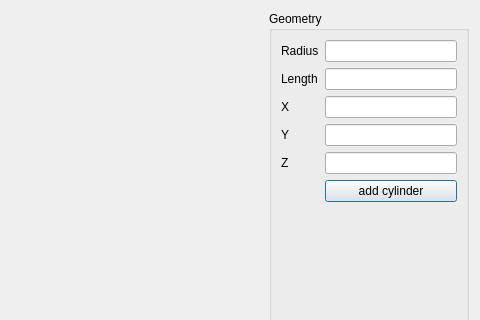
This is ui/cyldialog.ui in ScreamingUdder/Qt3D-Examples as Qt 5 draws it before an edit; both pictures show x 496 to 976 and y 0 to 320 of the 976 by 581 pixel window. The edited form follows.
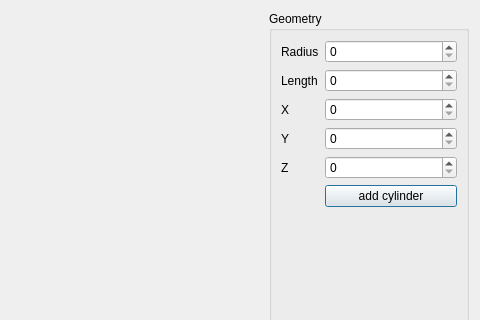
This is the edited form.

Commit message: various improvements, using spinbox instead of line edits

```diff
--- a/ui/cyldialog.ui
+++ b/ui/cyldialog.ui
@@ -49,7 +49,7 @@
        </widget>
       </item>
       <item row="0" column="1">
-       <widget class="QLineEdit" name="radiusLineEdit"/>
+       <widget class="QSpinBox" name="radiusLineEdit"/>
       </item>
       <item row="1" column="0">
        <widget class="QLabel" name="label_2">
@@ -59,7 +59,7 @@
        </widget>
       </item>
       <item row="1" column="1">
-       <widget class="QLineEdit" name="lengthLineEdit"/>
+       <widget class="QSpinBox" name="lengthLineEdit"/>
       </item>
       <item row="5" column="1">
        <widget class="QPushButton" name="pushButton">
@@ -69,7 +69,7 @@
        </widget>
       </item>
       <item row="2" column="1">
-       <widget class="QLineEdit" name="xLineEdit"/>
+       <widget class="QSpinBox" name="xLineEdit"/>
       </item>
       <item row="2" column="0">
        <widget class="QLabel" name="label_3">
@@ -79,10 +79,10 @@
        </widget>
       </item>
       <item row="3" column="1">
-       <widget class="QLineEdit" name="yLineEdit"/>
+       <widget class="QSpinBox" name="yLineEdit"/>
       </item>
       <item row="4" column="1">
-       <widget class="QLineEdit" name="zLineEdit"/>
+       <widget class="QSpinBox" name="zLineEdit"/>
       </item>
       <item row="3" column="0">
        <widget class="QLabel" name="label_4">
```
The commit also changes 6 other files.
